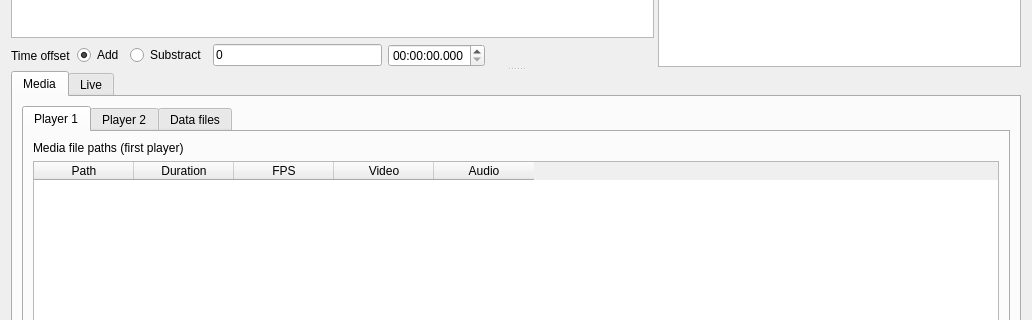
Old version of the form observation.ui in the repository olivierfriard/BORIS; both pictures show x 0 to 1032 and y 237 to 557 of the 1032 by 812 pixel window.
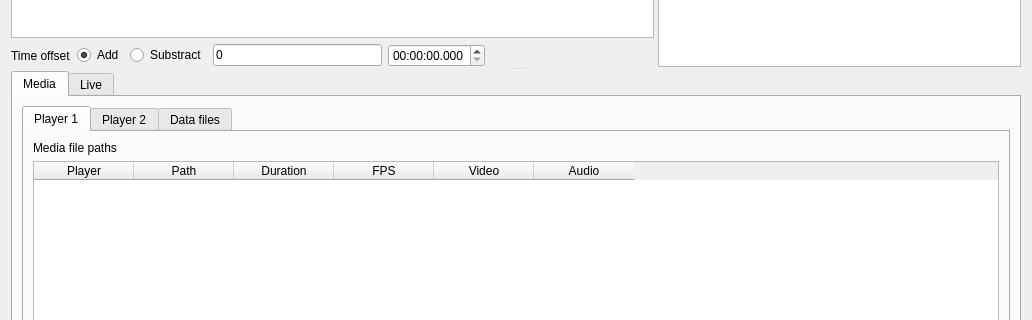
New version of the form. The open tabs and pages were chosen to show the change.

Commit message: improved observations list

Patch:
```diff
--- a/observation.ui
+++ b/observation.ui
@@ -235,7 +235,7 @@
                    <item>
                     <widget class="QLabel" name="label_5">
                      <property name="text">
-                      <string>Media file paths (first player)</string>
+                      <string>Media file paths</string>
                      </property>
                     </widget>
                    </item>
@@ -250,6 +250,11 @@
                      <property name="selectionBehavior">
                       <enum>QAbstractItemView::SelectRows</enum>
                      </property>
+                     <column>
+                      <property name="text">
+                       <string>Player</string>
+                      </property>
+                     </column>
                      <column>
                       <property name="text">
                        <string>Path</string>
```
Left out of the diff: 2 changed lines with no effect on the pictures. The commit also changes 6 other files.
